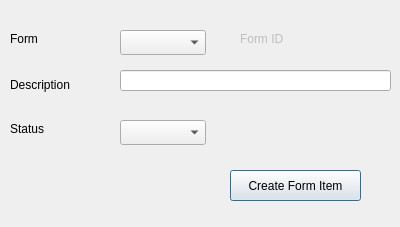
The window that presentation/authorization_ui/createFormItem.ui (shymaa123456/HyperPOS2020) describes before a commit, drawn with Qt 5.
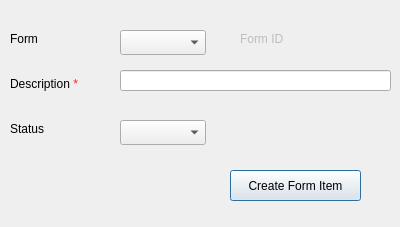
The same window after the commit.

Patch:
```diff
--- a/presentation/authorization_ui/createFormItem.ui
+++ b/presentation/authorization_ui/createFormItem.ui
@@ -111,7 +111,7 @@
     </rect>
    </property>
    <property name="text">
-    <string>Description</string>
+    <string>&lt;html&gt;&lt;head/&gt;&lt;body&gt;&lt;p&gt;Description &lt;span style=&quot; color:#ef2929;&quot;&gt;*&lt;/span&gt;&lt;/p&gt;&lt;/body&gt;&lt;/html&gt;</string>
    </property>
   </widget>
  </widget>
```
